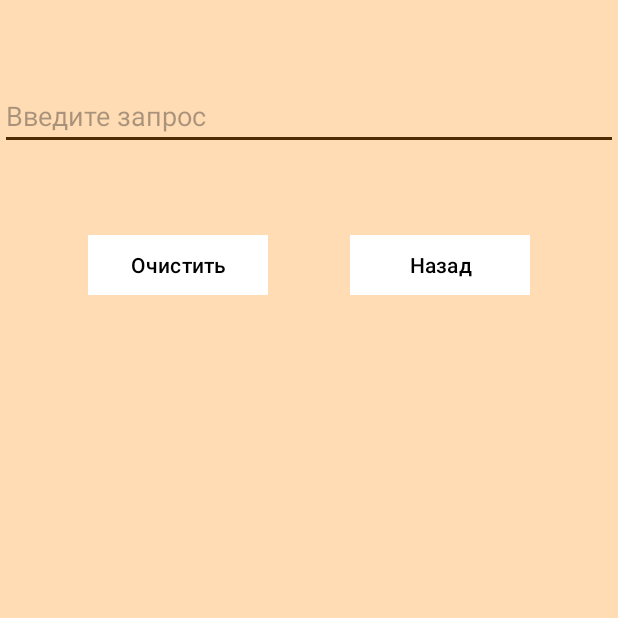
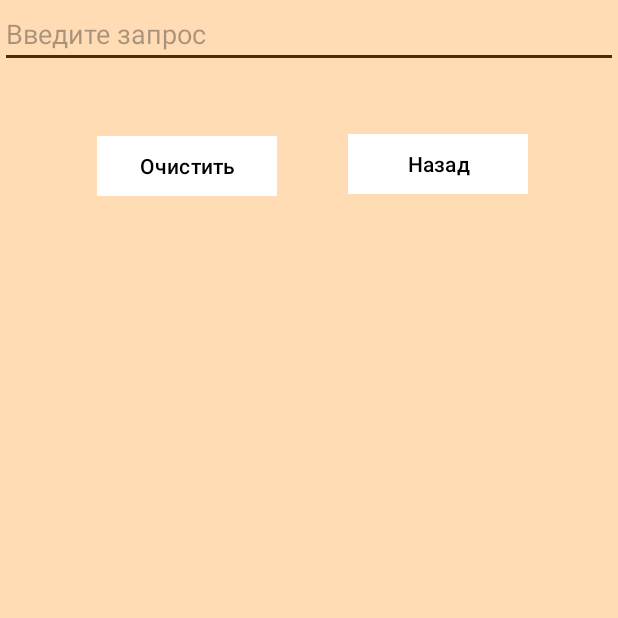
Before and after one commit to MashaZvereva/Cafe, an Android app built with Jetpack Compose: the MenuCafe screen opened directly, with no data from a screen before it, on a phone screen of 412 x 824 dp, the top half of it. Run offline under Robolectric (Android 15) with nearby library versions, the phone set to English and light mode, and no system bars; our stand-ins replace Firebase (no records; nobody signed in at launch, a user with empty details on screens opened directly), Picasso; pictures from the network do not load.

Commit message:
8 practika proda

```diff
--- a/app/src/main/java/com/example/cafe/MenuCafe.kt
+++ b/app/src/main/java/com/example/cafe/MenuCafe.kt
@@ -8,25 +8,36 @@ import android.view.View
 import android.view.inputmethod.InputMethodManager
 import android.widget.Button
 import android.widget.EditText
-import androidx.activity.enableEdgeToEdge
+import android.widget.ImageView
+import android.widget.LinearLayout
+import android.widget.TextView
 import androidx.appcompat.app.AppCompatActivity
-import androidx.core.view.ViewCompat
-import androidx.core.view.WindowInsetsCompat
+import com.example.cafe.data.Product
+import com.google.firebase.firestore.FirebaseFirestore
+import com.google.firebase.firestore.ktx.firestore
+import com.google.firebase.ktx.Firebase
+import com.squareup.picasso.Picasso
 
 class MenuCafe : AppCompatActivity() {
+
+    private lateinit var db: FirebaseFirestore
 
     private lateinit var searchEditText: EditText
     private lateinit var clearButton: Button
     private lateinit var backButton: Button
+    private lateinit var productsLayout: LinearLayout
     private var searchQuery: String = ""
 
     override fun onCreate(savedInstanceState: Bundle?) {
         super.onCreate(savedInstanceState)
         setContentView(R.layout.activity_menu_cafe)
 
+        db = Firebase.firestore
+
         searchEditText = findViewById(R.id.searchEditText)
         clearButton = findViewById(R.id.clearButton)
         backButton = findViewById(R.id.backButton)
+        productsLayout = findViewById(R.id.productsLayout)
 
         searchEditText.hint = "Введите запрос"
 
@@ -60,6 +71,8 @@ class MenuCafe : AppCompatActivity() {
             searchEditText.setText(searchQuery)
             clearButton.visibility = if (searchQuery.isNullOrEmpty()) View.GONE else View.VISIBLE
         }
+
+        fetchProducts()
     }
 
     override fun onSaveInstanceState(outState: Bundle) {
@@ -83,4 +96,38 @@ class MenuCafe : AppCompatActivity() {
         val imm = getSystemService(Context.INPUT_METHOD_SERVICE) as InputMethodManager
         imm.hideSoftInputFromWindow(searchEditText.windowToken, 0)
     }
+
+    private fun fetchProducts() {
+        db.collection("product")
+            .addSnapshotListener { snapshots, e ->
+                if (e != null) {
+                    // Обработка ошибки
+                    return@addSnapshotListener
+                }
+
+                if (snapshots != null) {
+                    productsLayout.removeAllViews() // Очистка текущих продуктов из макета
+                    for (document in snapshots) {
+                        val product = document.toObject(Product::class.java)
+                        addProductToLayout(product)
+                    }
+                }
+            }
+    }
+
+    private fun addProductToLayout(product: Product) {
+        val productView = layoutInflater.inflate(R.layout.item_product, productsLayout, false)
+
+        val productName = productView.findViewById<TextView>(R.id.productName)
+        val productDescription = productView.findViewById<TextView>(R.id.productDescription)
+        val productPrice = productView.findViewById<TextView>(R.id.productPrice)
+        val productImage = productView.findViewById<ImageView>(R.id.productImage)
+
+        productName.text = product.name
+        productDescription.text = product.description
+        productPrice.text = product.price
+        Picasso.get().load(product.imageUrl).into(productImage)
+
+        productsLayout.addView(productView)
+    }
 }
--- a/app/src/main/res/layout/activity_basket.xml
+++ b/app/src/main/res/layout/activity_basket.xml
@@ -5,6 +5,7 @@
     android:id="@+id/main"
     android:layout_width="match_parent"
     android:layout_height="match_parent"
+    android:background="#FFF0E0"
     tools:context=".Basket">
 
 
--- a/app/src/main/res/layout/activity_menu_cafe.xml
+++ b/app/src/main/res/layout/activity_menu_cafe.xml
@@ -5,31 +5,30 @@
     android:id="@+id/main"
     android:layout_width="match_parent"
     android:layout_height="match_parent"
-    tools:context=".MenuCafe"
-    android:background="@color/color2" >
+    android:background="@color/color2"
+    tools:context=".MenuCafe">
 
     <Button
         android:id="@+id/backButton"
         android:layout_width="@dimen/size_120"
         android:layout_height="@dimen/size_40"
+        android:layout_marginTop="44dp"
+        android:layout_marginEnd="60dp"
+        android:background="@color/color1"
         android:text="@string/title_back"
-        app:layout_constraintBottom_toBottomOf="parent"
+        app:layout_constraintBottom_toTopOf="@+id/scrollView2"
         app:layout_constraintEnd_toEndOf="parent"
-        app:layout_constraintHorizontal_bias="0.8"
-        app:layout_constraintStart_toStartOf="parent"
-        app:layout_constraintTop_toTopOf="parent"
-        app:layout_constraintVertical_bias="0.2"
-        android:background="@color/color1" />
+        app:layout_constraintTop_toBottomOf="@+id/searchEditText"
+        app:layout_constraintVertical_bias="0.009" />
 
     <EditText
         android:id="@+id/searchEditText"
         android:layout_width="match_parent"
         android:layout_height="wrap_content"
-        android:layout_below="@id/backButton"
         app:layout_constraintBottom_toBottomOf="parent"
         app:layout_constraintTop_toTopOf="parent"
-        app:layout_constraintVertical_bias="0.07"
-        tools:layout_editor_absoluteX="16dp" />
+        app:layout_constraintVertical_bias="0.0"
+        tools:layout_editor_absoluteX="1dp" />
 
     <Button
         android:id="@+id/clearButton"
@@ -37,13 +36,31 @@
         android:layout_height="@dimen/size_40"
         android:layout_below="@id/backButton"
         android:layout_alignParentEnd="true"
+        android:layout_marginTop="45dp"
         android:background="@color/color1"
         android:text="@string/title_clean"
         app:layout_constraintBottom_toBottomOf="parent"
+        app:layout_constraintEnd_toStartOf="@+id/backButton"
+        app:layout_constraintHorizontal_bias="0.576"
+        app:layout_constraintStart_toStartOf="parent"
+        app:layout_constraintTop_toBottomOf="@+id/searchEditText"
+        app:layout_constraintVertical_bias="0.0" />
+
+    <ScrollView
+        android:id="@+id/scrollView2"
+        android:layout_width="416dp"
+        android:layout_height="680dp"
+        android:layout_marginTop="49dp"
+        app:layout_constraintBottom_toBottomOf="parent"
         app:layout_constraintEnd_toEndOf="parent"
-        app:layout_constraintHorizontal_bias="0.2"
         app:layout_constraintStart_toStartOf="parent"
-        app:layout_constraintTop_toTopOf="parent"
-        app:layout_constraintVertical_bias="0.2" />
+        app:layout_constraintTop_toBottomOf="@+id/clearButton"
+        app:layout_constraintVertical_bias="1.0">
 
+        <LinearLayout
+            android:id="@+id/productsLayout"
+            android:layout_width="match_parent"
+            android:layout_height="wrap_content"
+            android:orientation="vertical" />
+    </ScrollView>
 </androidx.constraintlayout.widget.ConstraintLayout>
--- a/app/src/main/res/layout/activity_user.xml
+++ b/app/src/main/res/layout/activity_user.xml
@@ -5,6 +5,7 @@
     android:id="@+id/main"
     android:layout_width="match_parent"
     android:layout_height="match_parent"
+    android:background="#FFF0E0"
     tools:context=".User">
 
     <TextView
--- a/app/src/main/res/values/strings.xml
+++ b/app/src/main/res/values/strings.xml
@@ -19,6 +19,7 @@
     <string name="title_clean">Очистить</string>
     <string name="title_vvod">Введите запрос</string>
     <string name="title_poisk">Поиск</string>
+    <string name="title_refresh">Обновить</string>
     <string name="title_title">Название продукта</string>
     <string name="large_text">
         "Material is the metaphor.\n\n"
```
Also changed, not shown: app/build.gradle.kts (+18 -9 lines), app/src/main/java/com/example/cafe/Basket.kt (+11 -0 lines), app/src/main/java/com/example/cafe/Location.kt (+33 -6 lines), app/src/main/java/com/example/cafe/MainActivity.kt (+17 -12 lines), app/src/main/java/com/example/cafe/SearchActivity.kt (+57 -68 lines), app/src/main/java/com/example/cafe/data/Product.kt (added, +9 -0 lines), app/src/main/res/layout/activity_location.xml (+20 -9 lines), app/src/main/res/layout/activity_main.xml (+14 -15 lines), app/src/main/res/layout/activity_search.xml (+31 -28 lines), app/src/main/res/layout/item_product.xml (added, +36 -0 lines).
